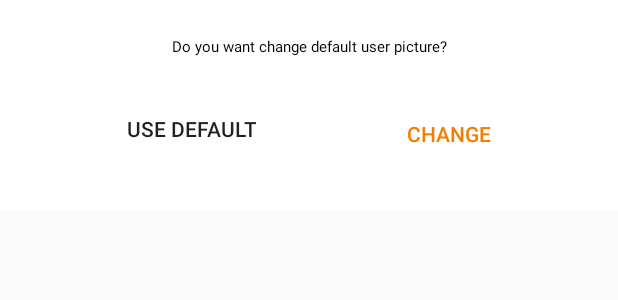
After one commit to dadadev/EveryThingExchange, an Android app: the layout view_bottom_sheet_no_userpic_question.xml on its own in the app's theme, with its tools: preview values and no code run, on a phone screen of 412 x 824 dp. The commit adds this screen. Shown: the top 300 px of the screen. Run offline under Robolectric (Android 15) with nearby library versions, the phone set to English and light mode, and no system bars.

Commit message:
Authentication Layout + NoUserPick situation

```diff
--- a/app/src/main/java/com/dadabit/everythingexchange/ui/presenter/auth/AuthActivityPresenter.java
+++ b/app/src/main/java/com/dadabit/everythingexchange/ui/presenter/auth/AuthActivityPresenter.java
@@ -83,7 +83,7 @@ public class AuthActivityPresenter extends BasePresenter<AuthActivityView>{
 
     public void signInGoogleAccount(GoogleSignInAccount signInAccount) {
 
-        getView().getProgressBar().setVisibility(View.VISIBLE);
+        getView().animateUserInfoCardIn();
 
         mFireBaseAuth
                 .signInWithCredential(
@@ -134,6 +134,8 @@ public class AuthActivityPresenter extends BasePresenter<AuthActivityView>{
                         public boolean onException(Exception e, String model, Target<GlideDrawable> target, boolean isFirstResource) {
                             Log.d("@@@", "AuthActivity.mFireBaseUser.getPhotoUrl().onException");
 
+
+                            getView().showBottomSheet();
 
                             // TODO: 10/09/2017  Handle no UserPick !!!
 
--- a/app/src/main/java/com/dadabit/everythingexchange/ui/presenter/auth/AuthActivityView.java
+++ b/app/src/main/java/com/dadabit/everythingexchange/ui/presenter/auth/AuthActivityView.java
@@ -32,4 +32,8 @@ public interface AuthActivityView extends MvpView {
     void startMainActivity();
 
     void showAuthFailToast();
+
+    void animateUserInfoCardIn();
+
+    void showBottomSheet();
 }
--- /dev/null
+++ b/app/src/main/res/layout/view_bottom_sheet_no_userpic_question.xml
@@ -0,0 +1,49 @@
+<android.support.constraint.ConstraintLayout
+    android:id="@+id/bottom_sh_no_userpick"
+    xmlns:android="http://schemas.android.com/apk/res/android"
+    xmlns:app="http://schemas.android.com/apk/res-auto"
+    android:layout_width="match_parent"
+    android:layout_height="wrap_content"
+    app:behavior_hideable="true"
+    app:behavior_peekHeight="0dp"
+    app:layout_behavior="android.support.design.widget.BottomSheetBehavior"
+    android:background="@color/white"
+    android:paddingBottom="@dimen/spacing_middle"
+    >
+
+
+    <TextView
+        android:id="@+id/bottom_sh_no_userpick.tv_message"
+        android:layout_width="wrap_content"
+        android:layout_height="wrap_content"
+        android:layout_marginLeft="8dp"
+        android:layout_marginRight="8dp"
+        android:layout_marginTop="24dp"
+        android:text="@string/bottom_sh_no_userpick_question"
+        android:textAppearance="@style/TextAppearance.AppCompat.Notification.Title"
+        app:layout_constraintLeft_toLeftOf="parent"
+        app:layout_constraintRight_toRightOf="parent"
+        app:layout_constraintTop_toTopOf="parent" />
+
+    <Button
+        android:id="@+id/bottom_sh_no_userpick.btn_cancel"
+        style="@style/Widget.AppCompat.Button.Borderless"
+        android:layout_width="wrap_content"
+        android:layout_height="wrap_content"
+        android:layout_marginLeft="72dp"
+        android:layout_marginTop="24dp"
+        android:text="@string/bottom_sh_no_userpick_btn_cancel"
+        app:layout_constraintLeft_toLeftOf="parent"
+        app:layout_constraintTop_toBottomOf="@+id/bottom_sh_no_userpick.tv_message" />
+
+    <Button
+        android:id="@+id/bottom_sh_no_userpick.btn_ok"
+        style="@style/Widget.AppCompat.Button.ButtonBar.AlertDialog"
+        android:layout_width="wrap_content"
+        android:layout_height="wrap_content"
+        android:layout_marginRight="72dp"
+        android:layout_marginTop="24dp"
+        android:text="@string/bottom_sh_no_userpick_btn_ok"
+        app:layout_constraintRight_toRightOf="parent"
+        app:layout_constraintTop_toBottomOf="@+id/bottom_sh_no_userpick.tv_message" />
+</android.support.constraint.ConstraintLayout>
--- a/app/src/main/res/values/dimens.xml
+++ b/app/src/main/res/values/dimens.xml
@@ -4,8 +4,9 @@
     <!-- standard metrics -->
     <dimen name="spacing_normal">8dp</dimen>
     <dimen name="spacing_micro">4dp</dimen>
+    <dimen name="spacing_middle">24dp</dimen>
+    <dimen name="spacing_large">32dp</dimen>
     <dimen name="padding_normal">16dp</dimen>
-    <dimen name="spacing_large">32dp</dimen>
     <dimen name="touch_raise">6dp</dimen>
     <dimen name="card_elevation">4dp</dimen>
     <dimen name="card_corner_radius">4dp</dimen>
--- a/app/src/main/res/values/strings.xml
+++ b/app/src/main/res/values/strings.xml
@@ -89,5 +89,8 @@
     <string name="toast_auth_fail">Authentication failed.</string>
     <string name="toast_play_service_error">Google Play Services error.</string>
     <string name="spam_report">Spam report</string>
+    <string name="bottom_sh_no_userpick_question">Do you want change default user picture?</string>
+    <string name="bottom_sh_no_userpick_btn_cancel">Use default</string>
+    <string name="bottom_sh_no_userpick_btn_ok">Change</string>
 
 </resources>
```
Also changed, not shown: app/src/main/java/com/dadabit/everythingexchange/ui/activity/AuthActivity.java (+42 -0 lines), app/src/main/res/layout/activity_auth.xml (+52 -18 lines).
